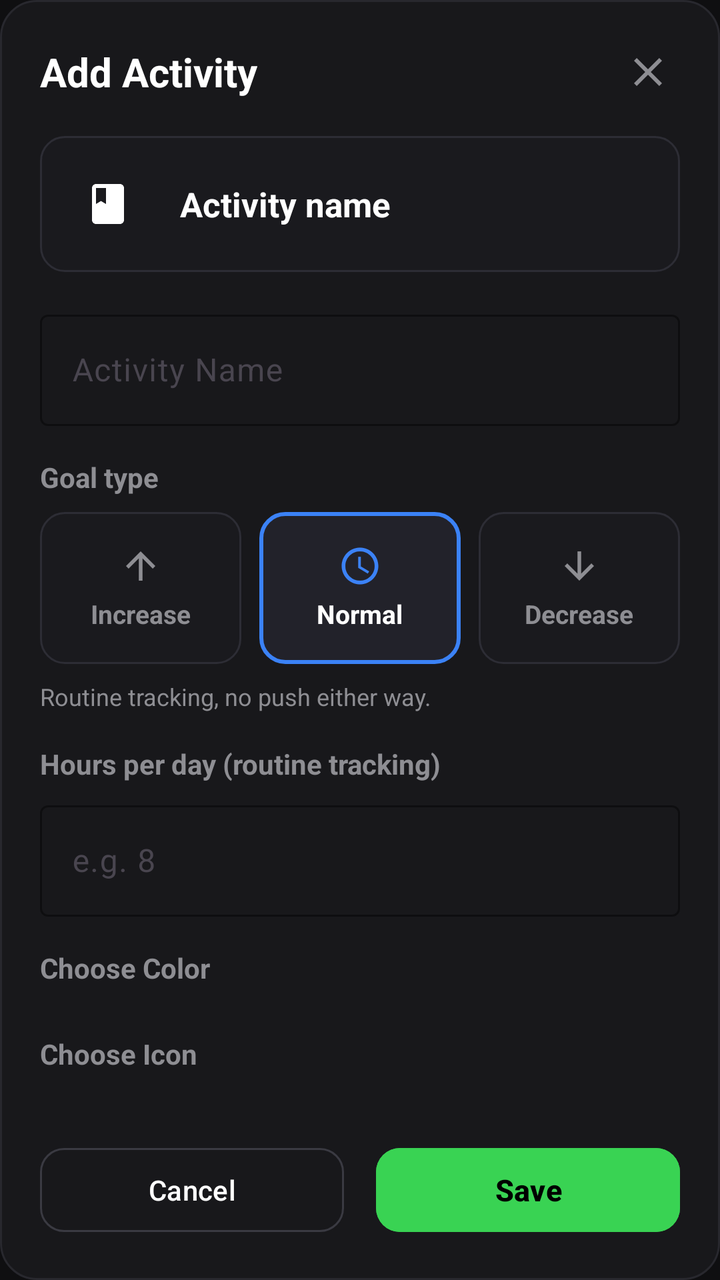
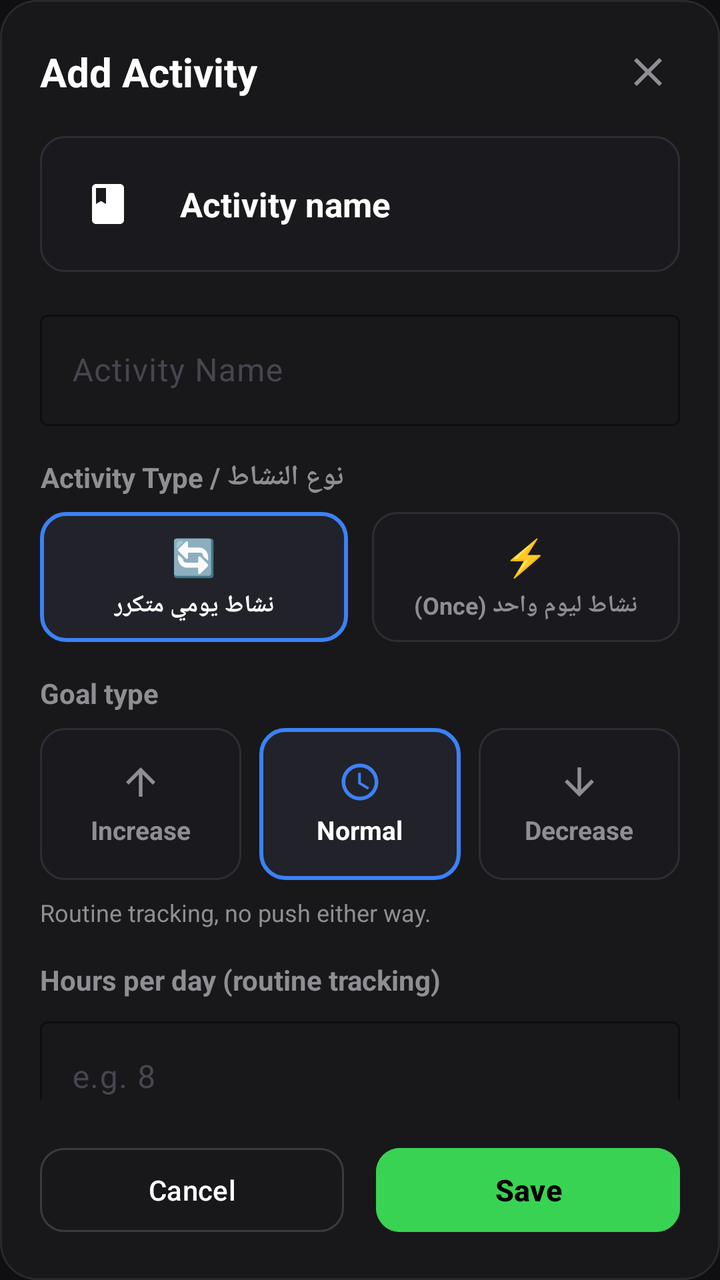

Screens rendered from an Android XML layout before and after an edit, with the pre-edit source and the edit as a unified diff.
<!-- AndroidManifest.xml: application theme Theme.LifeFlow -->
<!-- res/layout/dialog_activity_edit.xml -->
<?xml version="1.0" encoding="utf-8"?>
<LinearLayout xmlns:android="http://schemas.android.com/apk/res/android"
    xmlns:app="http://schemas.android.com/apk/res-auto"
    xmlns:tools="http://schemas.android.com/tools"
    android:layout_width="match_parent"
    android:layout_height="wrap_content"
    android:background="@drawable/bg_rounded_card"
    android:orientation="vertical"
    android:padding="20dp">

    
    <RelativeLayout
        android:layout_width="match_parent"
        android:layout_height="wrap_content"
        android:layout_marginBottom="16dp">

        <TextView
            android:id="@+id/tv_dialog_title"
            android:layout_width="wrap_content"
            android:layout_height="wrap_content"
            android:layout_alignParentStart="true"
            android:layout_centerVertical="true"
            android:text="@string/add_activity"
            android:textColor="@color/white"
            android:textSize="20sp"
            android:textStyle="bold" />

        <ImageButton
            android:id="@+id/btn_dialog_close"
            android:layout_width="32dp"
            android:layout_height="32dp"
            android:layout_alignParentEnd="true"
            android:layout_centerVertical="true"
            android:background="?attr/selectableItemBackgroundBorderless"
            android:contentDescription="Close"
            android:padding="4dp"
            android:src="@drawable/ic_close"
            app:tint="@color/text_secondary" />
    </RelativeLayout>

    <ScrollView
        android:layout_width="match_parent"
        android:layout_height="0dp"
        android:layout_weight="1"
        android:fillViewport="true"
        android:overScrollMode="never"
        android:scrollbars="none">

        <LinearLayout
            android:layout_width="match_parent"
            android:layout_height="wrap_content"
            android:orientation="vertical">

            
            <LinearLayout
                android:id="@+id/layout_activity_preview"
                android:layout_width="match_parent"
                android:layout_height="wrap_content"
                android:layout_marginBottom="16dp"
                android:background="@drawable/bg_goal_card_unselected"
                android:gravity="center_vertical"
                android:orientation="horizontal"
                android:padding="12dp">

                <FrameLayout
                    android:id="@+id/v_preview_icon_bg"
                    android:layout_width="44dp"
                    android:layout_height="44dp">

                    <ImageView
                        android:id="@+id/iv_preview_icon"
                        android:layout_width="24dp"
                        android:layout_height="24dp"
                        android:layout_gravity="center"
                        android:contentDescription="Preview icon"
                        android:src="@drawable/ic_study" />
                </FrameLayout>

                <TextView
                    android:id="@+id/tv_preview_title"
                    android:layout_width="match_parent"
                    android:layout_height="wrap_content"
                    android:layout_marginStart="14dp"
                    android:ellipsize="end"
                    android:maxLines="1"
                    android:text="Activity name"
                    android:textColor="@color/white"
                    android:textSize="17sp"
                    android:textStyle="bold" />
            </LinearLayout>

            
            <com.google.android.material.textfield.TextInputLayout
                android:id="@+id/til_activity_name"
                style="@style/Widget.Material3.TextInputLayout.OutlinedBox"
                android:layout_width="match_parent"
                android:layout_height="wrap_content"
                android:hint="@string/activity_name_label"
                app:boxStrokeColor="@color/primary"
                app:hintTextColor="@color/primary">

                <com.google.android.material.textfield.TextInputEditText
                    android:id="@+id/et_activity_name"
                    android:layout_width="match_parent"
                    android:layout_height="wrap_content"
                    android:inputType="textCapWords"
                    android:maxLines="1"
                    android:textColor="@color/white"
                    android:textColorHint="@color/text_secondary" />
            </com.google.android.material.textfield.TextInputLayout>

            
            <TextView
                android:layout_width="wrap_content"
                android:layout_height="wrap_content"
                android:layout_marginTop="16dp"
                android:text="@string/goal_type_label"
                android:textColor="@color/text_secondary"
                android:textSize="14sp"
                android:textStyle="bold" />

            <LinearLayout
                android:layout_width="match_parent"
                android:layout_height="wrap_content"
                android:layout_marginTop="8dp"
                android:baselineAligned="false"
                android:orientation="horizontal">

                
                <LinearLayout
                    android:id="@+id/card_goal_increase"
                    android:layout_width="0dp"
                    android:layout_height="76dp"
                    android:layout_marginEnd="6dp"
                    android:layout_weight="1"
                    android:background="@drawable/bg_goal_card_unselected"
                    android:clickable="true"
                    android:focusable="true"
                    android:gravity="center"
                    android:orientation="vertical"
                    android:padding="8dp">

                    <ImageView
                        android:id="@+id/iv_goal_increase_icon"
                        android:layout_width="22dp"
                        android:layout_height="22dp"
                        android:src="@drawable/ic_arrow_up"
                        app:tint="@color/text_secondary" />

                    <TextView
                        android:id="@+id/tv_goal_increase_label"
                        android:layout_width="wrap_content"
                        android:layout_height="wrap_content"
                        android:layout_marginTop="4dp"
                        android:text="@string/goal_increase"
                        android:textColor="@color/text_secondary"
                        android:textSize="13sp"
                        android:textStyle="bold" />
                </LinearLayout>

                
                <LinearLayout
                    android:id="@+id/card_goal_normal"
                    android:layout_width="0dp"
                    android:layout_height="76dp"
                    android:layout_marginStart="3dp"
                    android:layout_marginEnd="3dp"
                    android:layout_weight="1"
                    android:background="@drawable/bg_goal_card_selected"
                    android:clickable="true"
                    android:focusable="true"
                    android:gravity="center"
                    android:orientation="vertical"
                    android:padding="8dp">

                    <ImageView
                        android:id="@+id/iv_goal_normal_icon"
                        android:layout_width="22dp"
                        android:layout_height="22dp"
                        android:src="@drawable/ic_time"
                        app:tint="#3B82F6" />

                    <TextView
                        android:id="@+id/tv_goal_normal_label"
                        android:layout_width="wrap_content"
                        android:layout_height="wrap_content"
                        android:layout_marginTop="4dp"
                        android:text="@string/goal_normal"
                        android:textColor="@color/white"
                        android:textSize="13sp"
                        android:textStyle="bold" />
                </LinearLayout>

                
                <LinearLayout
                    android:id="@+id/card_goal_decrease"
                    android:layout_width="0dp"
                    android:layout_height="76dp"
                    android:layout_marginStart="6dp"
                    android:layout_weight="1"
                    android:background="@drawable/bg_goal_card_unselected"
                    android:clickable="true"
                    android:focusable="true"
                    android:gravity="center"
                    android:orientation="vertical"
                    android:padding="8dp">

                    <ImageView
                        android:id="@+id/iv_goal_decrease_icon"
                        android:layout_width="22dp"
                        android:layout_height="22dp"
                        android:src="@drawable/ic_arrow_down"
                        app:tint="@color/text_secondary" />

                    <TextView
                        android:id="@+id/tv_goal_decrease_label"
                        android:layout_width="wrap_content"
                        android:layout_height="wrap_content"
                        android:layout_marginTop="4dp"
                        android:text="@string/goal_decrease"
                        android:textColor="@color/text_secondary"
                        android:textSize="13sp"
                        android:textStyle="bold" />
                </LinearLayout>
            </LinearLayout>

            
            <TextView
                android:id="@+id/tv_goal_type_description"
                android:layout_width="wrap_content"
                android:layout_height="wrap_content"
                android:layout_marginTop="8dp"
                android:text="@string/goal_desc_normal"
                android:textColor="@color/text_secondary"
                android:textSize="12sp" />

            
            <TextView
                android:id="@+id/tv_expected_hours_label"
                android:layout_width="wrap_content"
                android:layout_height="wrap_content"
                android:layout_marginTop="16dp"
                android:text="@string/target_hours_label_normal"
                android:textColor="@color/text_secondary"
                android:textSize="14sp"
                android:textStyle="bold" />

            <com.google.android.material.textfield.TextInputLayout
                android:id="@+id/til_expected_hours"
                style="@style/Widget.Material3.TextInputLayout.OutlinedBox"
                android:layout_width="match_parent"
                android:layout_height="wrap_content"
                android:layout_marginTop="6dp"
                app:boxStrokeColor="@color/primary"
                app:hintTextColor="@color/primary">

                <com.google.android.material.textfield.TextInputEditText
                    android:id="@+id/et_expected_hours"
                    android:layout_width="match_parent"
                    android:layout_height="wrap_content"
                    android:hint="e.g. 8"
                    android:inputType="numberDecimal"
                    android:maxLines="1"
                    android:textColor="@color/white"
                    android:textColorHint="@color/text_secondary" />
            </com.google.android.material.textfield.TextInputLayout>

            
            <TextView
                android:layout_width="wrap_content"
                android:layout_height="wrap_content"
                android:layout_marginTop="16dp"
                android:text="@string/activity_color_label"
                android:textColor="@color/text_secondary"
                android:textSize="14sp"
                android:textStyle="bold" />

            <HorizontalScrollView
                android:layout_width="match_parent"
                android:layout_height="wrap_content"
                android:layout_marginTop="8dp"
                android:clipToPadding="false"
                android:overScrollMode="never"
                android:scrollbars="none">

                <LinearLayout
                    android:id="@+id/layout_color_picker"
                    android:layout_width="wrap_content"
                    android:layout_height="wrap_content"
                    android:gravity="center_vertical"
                    android:orientation="horizontal" />
            </HorizontalScrollView>

            
            <LinearLayout
                android:id="@+id/layout_custom_color_row"
                android:layout_width="match_parent"
                android:layout_height="wrap_content"
                android:layout_marginTop="8dp"
                android:gravity="center_vertical"
                android:orientation="horizontal"
                android:visibility="gone"
                tools:visibility="visible">

                <com.google.android.material.textfield.TextInputLayout
                    style="@style/Widget.Material3.TextInputLayout.OutlinedBox"
                    android:layout_width="0dp"
                    android:layout_height="wrap_content"
                    android:layout_weight="1"
                    android:hint="Custom hex color (#39D353)"
                    app:boxStrokeColor="@color/primary"
                    app:hintTextColor="@color/text_secondary">

                    <com.google.android.material.textfield.TextInputEditText
                        android:id="@+id/et_custom_color"
                        android:layout_width="match_parent"
                        android:layout_height="wrap_content"
                        android:inputType="textCapCharacters"
                        android:maxLength="9"
                        android:maxLines="1"
                        android:textColor="@color/white"
                        android:textSize="13sp" />
                </com.google.android.material.textfield.TextInputLayout>

                <View
                    android:id="@+id/v_color_preview"
                    android:layout_width="36dp"
                    android:layout_height="36dp"
                    android:layout_marginStart="10dp"
                    android:background="@drawable/bg_rounded_card" />
            </LinearLayout>

            
            <TextView
                android:layout_width="wrap_content"
                android:layout_height="wrap_content"
                android:layout_marginTop="16dp"
                android:text="@string/activity_icon_label"
                android:textColor="@color/text_secondary"
                android:textSize="14sp"
                android:textStyle="bold" />

            <HorizontalScrollView
                android:layout_width="match_parent"
                android:layout_height="wrap_content"
                android:layout_marginTop="8dp"
                android:clipToPadding="false"
                android:overScrollMode="never"
                android:scrollbars="none">

                <LinearLayout
                    android:id="@+id/layout_icon_picker"
                    android:layout_width="wrap_content"
                    android:layout_height="wrap_content"
                    android:gravity="center_vertical"
                    android:orientation="horizontal" />
            </HorizontalScrollView>

            
            <com.google.android.material.textfield.TextInputLayout
                android:id="@+id/til_custom_emoji"
                style="@style/Widget.Material3.TextInputLayout.OutlinedBox"
                android:layout_width="match_parent"
                android:layout_height="wrap_content"
                android:layout_marginTop="8dp"
                android:hint="@string/custom_emoji_hint"
                android:visibility="gone"
                app:boxStrokeColor="@color/primary"
                app:hintTextColor="@color/text_secondary"
                tools:visibility="visible">

                <com.google.android.material.textfield.TextInputEditText
                    android:id="@+id/et_custom_emoji"
                    android:layout_width="match_parent"
                    android:layout_height="wrap_content"
                    android:inputType="textShortMessage"
                    android:maxLength="6"
                    android:maxLines="1"
                    android:textColor="@color/white"
                    android:textSize="18sp" />
            </com.google.android.material.textfield.TextInputLayout>

        </LinearLayout>
    </ScrollView>

    
    <LinearLayout
        android:layout_width="match_parent"
        android:layout_height="wrap_content"
        android:layout_marginTop="20dp"
        android:baselineAligned="false"
        android:orientation="horizontal">

        <com.google.android.material.button.MaterialButton
            android:id="@+id/btn_dialog_cancel"
            style="@style/Widget.Material3.Button.OutlinedButton"
            android:layout_width="0dp"
            android:layout_height="50dp"
            android:layout_marginEnd="8dp"
            android:layout_weight="1"
            android:text="@string/cancel_button"
            android:textColor="@color/white"
            app:cornerRadius="12dp"
            app:strokeColor="#3A3A42" />

        <com.google.android.material.button.MaterialButton
            android:id="@+id/btn_dialog_save"
            android:layout_width="0dp"
            android:layout_height="50dp"
            android:layout_marginStart="8dp"
            android:layout_weight="1"
            android:backgroundTint="@color/primary"
            android:text="@string/save_button"
            android:textColor="@color/black"
            android:textSize="15sp"
            android:textStyle="bold"
            app:cornerRadius="12dp" />
    </LinearLayout>

</LinearLayout>
<!-- resources referenced by this layout -->
<resources>
  <color name="black">#FF000000</color>
  <color name="primary">#39D353</color>
  <color name="text_secondary">#8E8E93</color>
  <color name="white">#FFFFFFFF</color>
  <!-- drawable bg_goal_card_selected (drawable) -->
  <?xml version="1.0" encoding="utf-8"?>
  <shape xmlns:android="http://schemas.android.com/apk/res/android"
      android:shape="rectangle">
      <solid android:color="#22222A" />
      <stroke
          android:width="2dp"
          android:color="#3B82F6" />
      <corners android:radius="12dp" />
  </shape>
  <!-- drawable bg_goal_card_unselected (drawable) -->
  <?xml version="1.0" encoding="utf-8"?>
  <shape xmlns:android="http://schemas.android.com/apk/res/android"
      android:shape="rectangle">
      <solid android:color="#1A1A1E" />
      <stroke
          android:width="1dp"
          android:color="#2D2D35" />
      <corners android:radius="12dp" />
  </shape>
  <!-- drawable bg_rounded_card (drawable) -->
  <?xml version="1.0" encoding="utf-8"?>
  <shape xmlns:android="http://schemas.android.com/apk/res/android"
      android:shape="rectangle">
      <corners android:radius="18dp" />
      <solid android:color="@color/surface" />
      <stroke
          android:width="1dp"
          android:color="@color/card_stroke" />
  </shape>
  <!-- drawable ic_arrow_down (drawable) -->
  <vector xmlns:android="http://schemas.android.com/apk/res/android"
      android:width="12dp"
      android:height="12dp"
      android:viewportWidth="24"
      android:viewportHeight="24">
    <path
        android:fillColor="#FFFFFFFF"
        android:pathData="M20,12l-1.41,-1.41L13,16.17V4h-2v12.17l-5.58,-5.59L4,12l8,8 8,-8z"/>
  </vector>
  <!-- drawable ic_arrow_up (drawable) -->
  <vector xmlns:android="http://schemas.android.com/apk/res/android"
      android:width="12dp"
      android:height="12dp"
      android:viewportWidth="24"
      android:viewportHeight="24">
    <path
        android:fillColor="#FFFFFFFF"
        android:pathData="M4,12l1.41,1.41L11,7.83V20h2V7.83l5.58,5.59L20,12l-8,-8 -8,8z"/>
  </vector>
  <string name="activity_color_label">Choose Color</string>
  <string name="activity_icon_label">Choose Icon</string>
  <string name="activity_name_label">Activity Name</string>
  <string name="add_activity">Add Activity</string>
  <string name="cancel_button">Cancel</string>
  <string name="custom_emoji_hint">Type custom emoji or text (e.g. 🎯)</string>
  <string name="goal_decrease">Decrease</string>
  <string name="goal_desc_normal">Routine tracking, no push either way.</string>
  <string name="goal_increase">Increase</string>
  <string name="goal_normal">Normal</string>
  <string name="goal_type_label">Goal type</string>
  <string name="save_button">Save</string>
  <string name="target_hours_label_normal">Hours per day (routine tracking)</string>
  <color name="surface">#18181B</color>
  <color name="card_stroke">#28282E</color>
  <color name="primary_dark">#28A745</color>
  <color name="on_primary">#000000</color>
  <color name="primary_container">#1A3320</color>
  <color name="on_primary_container">#39D353</color>
  <color name="secondary">#8E8E93</color>
  <color name="secondary_container">#2C2C2E</color>
  <color name="on_secondary">#FFFFFF</color>
  <color name="on_secondary_container">#E5E5EA</color>
  <color name="background">#0F0F11</color>
  <color name="surface_variant">#242428</color>
  <color name="text_primary">#FFFFFF</color>
  <!-- unchanged entries left out for length: 4 -->
</resources>

<!-- the commit's change to res/layout/dialog_activity_edit.xml (unified diff, before → after) -->
@@ -108,6 +108,153 @@
                     android:textColor="@color/white"
                     android:textColorHint="@color/text_secondary" />
             </com.google.android.material.textfield.TextInputLayout>
+
+            
+            <TextView
+                android:layout_width="wrap_content"
+                android:layout_height="wrap_content"
+                android:layout_marginTop="16dp"
+                android:text="نوع النشاط / Activity Type"
+                android:textColor="@color/text_secondary"
+                android:textSize="14sp"
+                android:textStyle="bold" />
+
+            <LinearLayout
+                android:layout_width="match_parent"
+                android:layout_height="wrap_content"
+                android:layout_marginTop="8dp"
+                android:baselineAligned="false"
+                android:orientation="horizontal">
+
+                
+                <LinearLayout
+                    android:id="@+id/card_type_recurring"
+                    android:layout_width="0dp"
+                    android:layout_height="wrap_content"
+                    android:layout_marginEnd="6dp"
+                    android:layout_weight="1"
+                    android:background="@drawable/bg_goal_card_selected"
+                    android:clickable="true"
+                    android:focusable="true"
+                    android:gravity="center"
+                    android:orientation="vertical"
+                    android:padding="10dp">
+
+                    <TextView
+                        android:id="@+id/tv_type_recurring_icon"
+                        android:layout_width="wrap_content"
+                        android:layout_height="wrap_content"
+                        android:text="🔄"
+                        android:textSize="18sp" />
+
+                    <TextView
+                        android:id="@+id/tv_type_recurring_label"
+                        android:layout_width="wrap_content"
+                        android:layout_height="wrap_content"
+                        android:layout_marginTop="4dp"
+                        android:text="نشاط يومي متكرر"
+                        android:textColor="@color/white"
+                        android:textSize="12sp"
+                        android:textStyle="bold" />
+                </LinearLayout>
+
+                
+                <LinearLayout
+                    android:id="@+id/card_type_once"
+                    android:layout_width="0dp"
+                    android:layout_height="wrap_content"
+                    android:layout_marginStart="6dp"
+                    android:layout_weight="1"
+                    android:background="@drawable/bg_goal_card_unselected"
+                    android:clickable="true"
+                    android:focusable="true"
+                    android:gravity="center"
+                    android:orientation="vertical"
+                    android:padding="10dp">
+
+                    <TextView
+                        android:id="@+id/tv_type_once_icon"
+                        android:layout_width="wrap_content"
+                        android:layout_height="wrap_content"
+                        android:text="⚡"
+                        android:textSize="18sp" />
+
+                    <TextView
+                        android:id="@+id/tv_type_once_label"
+                        android:layout_width="wrap_content"
+                        android:layout_height="wrap_content"
+                        android:layout_marginTop="4dp"
+                        android:text="نشاط ليوم واحد (Once)"
+                        android:textColor="@color/text_secondary"
+                        android:textSize="12sp"
+                        android:textStyle="bold" />
+                </LinearLayout>
+            </LinearLayout>
+
+            
+            <LinearLayout
+                android:id="@+id/layout_once_date_picker"
+                android:layout_width="match_parent"
+                android:layout_height="wrap_content"
+                android:layout_marginTop="10dp"
+                android:background="@drawable/bg_rounded_card"
+                android:clickable="true"
+                android:focusable="true"
+                android:gravity="center_vertical"
+                android:orientation="horizontal"
+                android:padding="12dp"
+                android:visibility="gone">
+
+                <ImageView
+                    android:layout_width="20dp"
+                    android:layout_height="20dp"
+                    android:src="@drawable/ic_calendar"
+                    app:tint="#60CDFF" />
+
+                <LinearLayout
+                    android:layout_width="0dp"
+                    android:layout_height="wrap_content"
+                    android:layout_marginStart="10dp"
+                    android:layout_weight="1"
+                    android:orientation="vertical">
+
+                    <TextView
+                        android:layout_width="wrap_content"
+                        android:layout_height="wrap_content"
+                        android:text="تاريخ النشاط / Date (ليوم واحد)"
+                        android:textColor="@color/text_secondary"
+                        android:textSize="11sp" />
+
+                    <TextView
+                        android:id="@+id/tv_selected_once_date"
+                        android:layout_width="wrap_content"
+                        android:layout_height="wrap_content"
+                        android:layout_marginTop="2dp"
+                        android:text="2026-09-07"
+                        android:textColor="@color/white"
+                        android:textSize="14sp"
+                        android:textStyle="bold" />
+                </LinearLayout>
+
+                <TextView
+                    android:layout_width="wrap_content"
+                    android:layout_height="wrap_content"
+                    android:text="تغيير / Change"
+                    android:textColor="#60CDFF"
+                    android:textSize="12sp"
+                    android:textStyle="bold" />
+            </LinearLayout>
+
+            
+            <TextView
+                android:id="@+id/tv_once_notice"
+                android:layout_width="wrap_content"
+                android:layout_height="wrap_content"
+                android:layout_marginTop="6dp"
+                android:text="نشاط مخصص ليوم واحد فقط. يمكن إضافته حتى لو اكتملت الـ 24 ساعة اليومية."
+                android:textColor="#60CDFF"
+                android:textSize="11sp"
+                android:visibility="gone" />
 
             
             <TextView
<!-- resource entries referenced after the edit -->
@@ -54,6 +54,16 @@
         android:fillColor="#FFFFFFFF"
         android:pathData="M4,12l1.41,1.41L11,7.83V20h2V7.83l5.58,5.59L20,12l-8,-8 -8,8z"/>
   </vector>
+  <!-- drawable ic_calendar (drawable) -->
+  <vector xmlns:android="http://schemas.android.com/apk/res/android"
+      android:width="24dp"
+      android:height="24dp"
+      android:viewportWidth="24"
+      android:viewportHeight="24">
+      <path
+          android:fillColor="#FFFFFFFF"
+          android:pathData="M19,4h-1V2h-2v2H8V2H6v2H5c-1.11,0 -1.99,0.9 -1.99,2L3,20c0,1.1 0.89,2 2,2h14c1.1,0 2,-0.9 2,-2V6c0,-1.1 -0.9,-2 -2,-2zm0,16H5V10h14v10zm0,-12H5V6h14v2zM9,14H7v-2h2v2zm4,0h-2v-2h2v2zm4,0h-2v-2h2v2zm-8,4H7v-2h2v2zm4,4h-2v-2h2v2zm4,0h-2v-2h2v2z"/>
+  </vector>
   <string name="activity_color_label">Choose Color</string>
   <string name="activity_icon_label">Choose Icon</string>
   <string name="activity_name_label">Activity Name</string>
